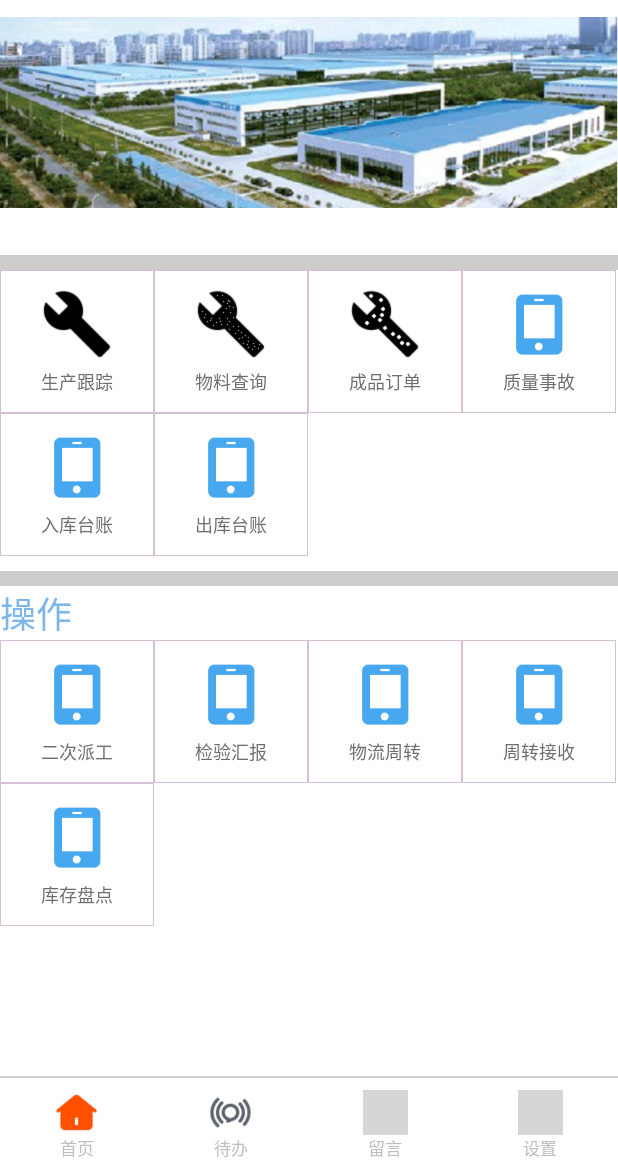
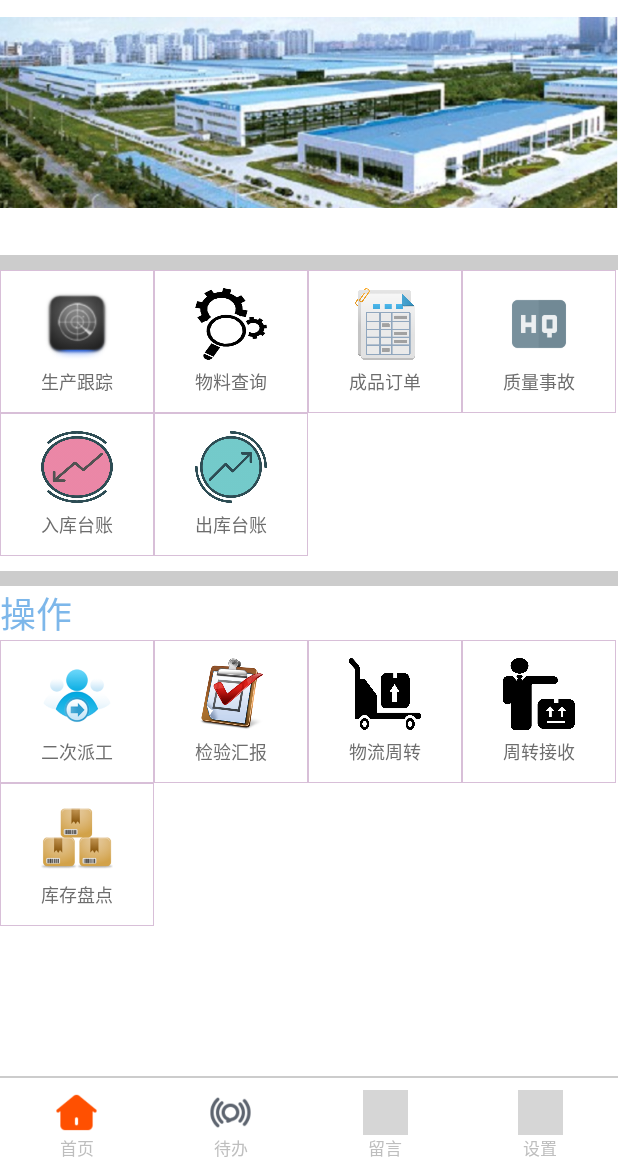
Before and after one commit to txxmfnn/Shinva, an Android app: the HomeFragment screen opened directly, with no data from a screen before it, on a phone screen of 412 x 824 dp, the part 75-1236 px from its top. Run offline under Robolectric (Android 15) with nearby library versions, the phone set to English and light mode, and no system bars; network calls fail; grey boxes are pictures that could not be loaded.

Commit message:
更新主界面图标

```diff
--- a/app/src/main/java/com/yanz/machine/shinva/HomeFragment.java
+++ b/app/src/main/java/com/yanz/machine/shinva/HomeFragment.java
@@ -64,12 +64,12 @@ public class HomeFragment extends Fragment {
     };*/
     //第一个search操作
     public int[] img_menu_classify_search = {
-            R.drawable.menu_search_1,
-            R.drawable.menu_search_2,
-            R.drawable.menu_search_3,
-            R.drawable.app_phonecharge,
-            R.drawable.app_phonecharge,
-            R.drawable.app_phonecharge
+            R.drawable.menu_produce_track,
+            R.drawable.menu_stock_search,
+            R.drawable.menu_product_factory,
+            R.drawable.menu_quality_accident,
+            R.drawable.menu_warehouse_ledger,
+            R.drawable.menu_delivery_ledger
     };
     public String[] img_menu_text_search = {
             "生产跟踪",
@@ -81,11 +81,11 @@ public class HomeFragment extends Fragment {
     };
     //第二个menu操作
     public int[] img_menu_classify = {
-            R.drawable.app_phonecharge,
-            R.drawable.app_phonecharge,
-            R.drawable.app_phonecharge,
-            R.drawable.app_phonecharge,
-            R.drawable.app_phonecharge
+            R.drawable.menu_work_dispatching,
+            R.drawable.menu_work_report,
+            R.drawable.menu_work_logistics,
+            R.drawable.menu_work_receive,
+            R.drawable.menu_work_inventory
     };
     public String[] img_menu_text = {
             "二次派工",
```
Also changed, not shown: app/src/main/res/drawable/menu_delivery_ledger.png (added), app/src/main/res/drawable/menu_produce_track.png (added), app/src/main/res/drawable/menu_product_factory.png (added), app/src/main/res/drawable/menu_quality_accident.png (added), app/src/main/res/drawable/menu_stock_search.png (added), app/src/main/res/drawable/menu_warehouse_ledger.png (added), app/src/main/res/drawable/menu_work_dispatching.png (added), app/src/main/res/drawable/menu_work_inventory.png (added), app/src/main/res/drawable/menu_work_logistics.png (added), app/src/main/res/drawable/menu_work_receive.png (added), app/src/main/res/drawable/menu_work_report.png (added), 6 other files.
